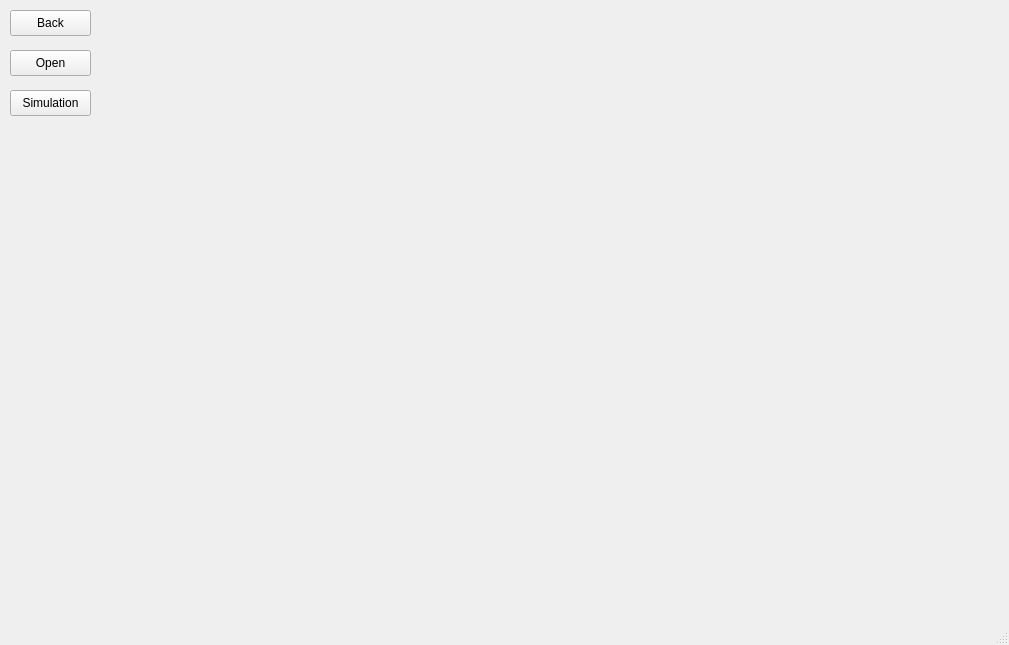
Old version of the form Source/Views/opr.ui in the repository CS499-RoboVac/Robovac.
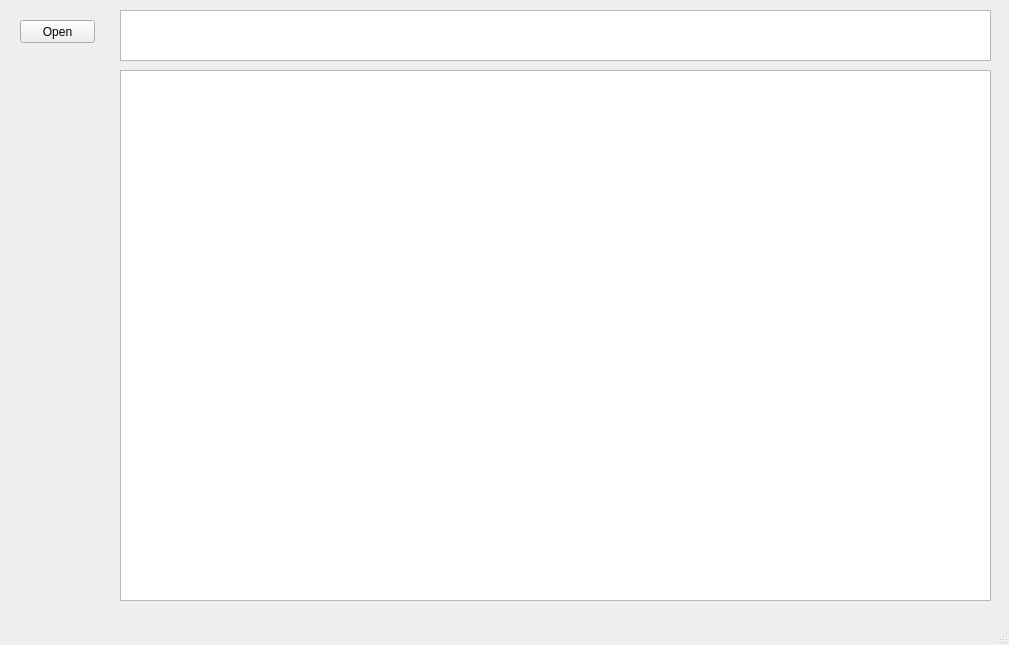
New version of the form.

```diff
--- a/Source/Views/opr.ui
+++ b/Source/Views/opr.ui
@@ -14,43 +14,40 @@
    <string>MainWindow</string>
   </property>
   <widget class="QWidget" name="centralwidget">
-   <widget class="QPushButton" name="BackButton">
+   <widget class="QGraphicsView" name="graphicsView">
     <property name="geometry">
      <rect>
-      <x>10</x>
-      <y>10</y>
-      <width>81</width>
-      <height>26</height>
+      <x>120</x>
+      <y>70</y>
+      <width>871</width>
+      <height>531</height>
      </rect>
     </property>
-    <property name="text">
-     <string>Back</string>
-    </property>
    </widget>
    <widget class="QPushButton" name="OpenFileButton">
     <property name="geometry">
      <rect>
-      <x>10</x>
-      <y>50</y>
-      <width>81</width>
-      <height>26</height>
+      <x>20</x>
+      <y>20</y>
+      <width>75</width>
+      <height>23</height>
      </rect>
     </property>
     <property name="text">
      <string>Open</string>
     </property>
    </widget>
-   <widget class="QPushButton" name="SimulationButton">
+   <widget class="QPlainTextEdit" name="plainTextEdit">
     <property name="geometry">
      <rect>
-      <x>10</x>
-      <y>90</y>
-      <width>81</width>
-      <height>26</height>
+      <x>120</x>
+      <y>10</y>
+      <width>871</width>
+      <height>51</height>
      </rect>
     </property>
-    <property name="text">
-     <string>Simulation</string>
+    <property name="readOnly">
+     <bool>true</bool>
     </property>
    </widget>
   </widget>
```
Left out of the diff: 6 changed lines with no effect on the pictures.
